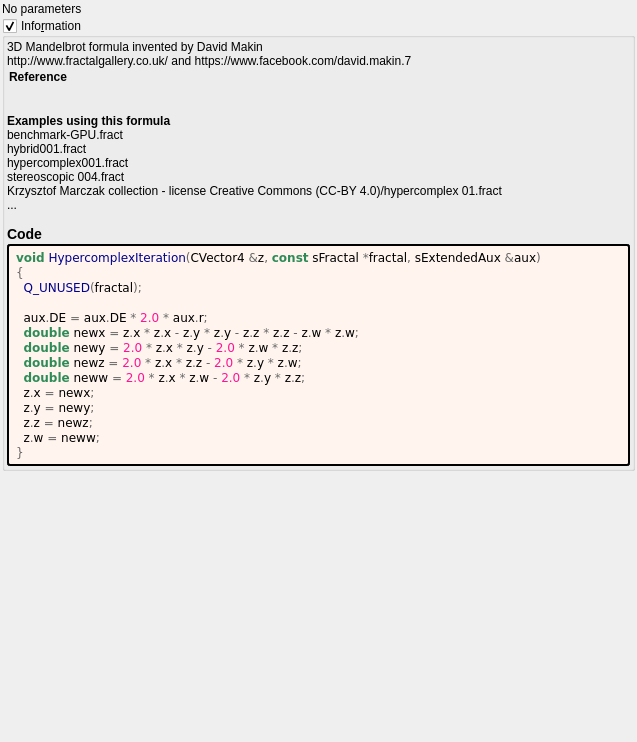
First picture: the form in mandelbulber2/formula/ui/hypercomplex.ui, repository buddhi1980/mandelbulber2, before the edit.
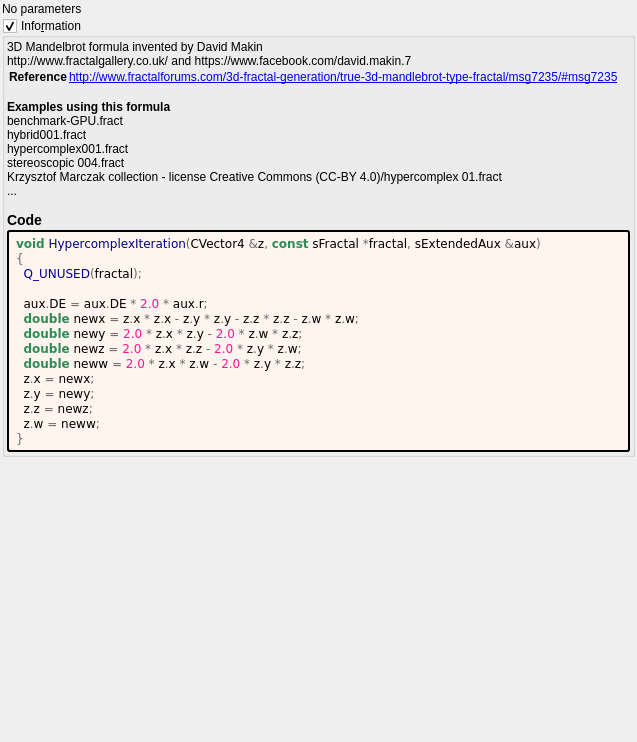
Second picture: the form after the edit. Custom widgets are drawn as their Qt base class.

Patch:
```diff
--- a/mandelbulber2/formula/ui/hypercomplex.ui
+++ b/mandelbulber2/formula/ui/hypercomplex.ui
@@ -67,8 +67,7 @@
        <widget class="QLabel" name="label_information_general">
         <property name="text">
          <string notr="true">&lt;p&gt;3D Mandelbrot formula invented by David Makin&lt;br&gt;http://www.fractalgallery.co.uk/ and https://www.facebook.com/david.makin.7&lt;/p&gt;&lt;table&gt;
-&lt;tr&gt;&lt;th&gt;Reference&lt;/th&gt;&lt;td&gt;&lt;a href=&quot;&quot;&gt;&lt;br&gt;
-&lt;a href=&quot;&quot;&gt;&lt;br&gt;
+&lt;tr&gt;&lt;th&gt;Reference&lt;/th&gt;&lt;td&gt;&lt;a href=&quot;http://www.fractalforums.com/3d-fractal-generation/true-3d-mandlebrot-type-fractal/msg7235/#msg7235&quot;&gt;http://www.fractalforums.com/3d-fractal-generation/true-3d-mandlebrot-type-fractal/msg7235/#msg7235&lt;br&gt;
 &lt;/td&gt;&lt;/tr&gt;
 &lt;/table&gt;
 &lt;br&gt;&lt;b&gt;Examples using this formula&lt;/b&gt;&lt;br&gt;benchmark-GPU.fract&lt;br&gt;hybrid001.fract&lt;br&gt;hypercomplex001.fract&lt;br&gt;stereoscopic 004.fract&lt;br&gt;Krzysztof Marczak collection - license Creative Commons (CC-BY 4.0)/hypercomplex 01.fract&lt;br&gt;...&lt;h3&gt;Code&lt;/h3&gt;</string>
```
